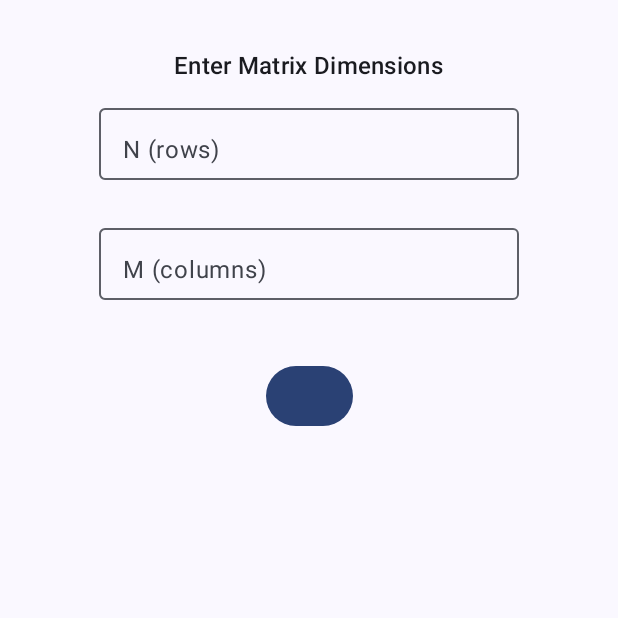
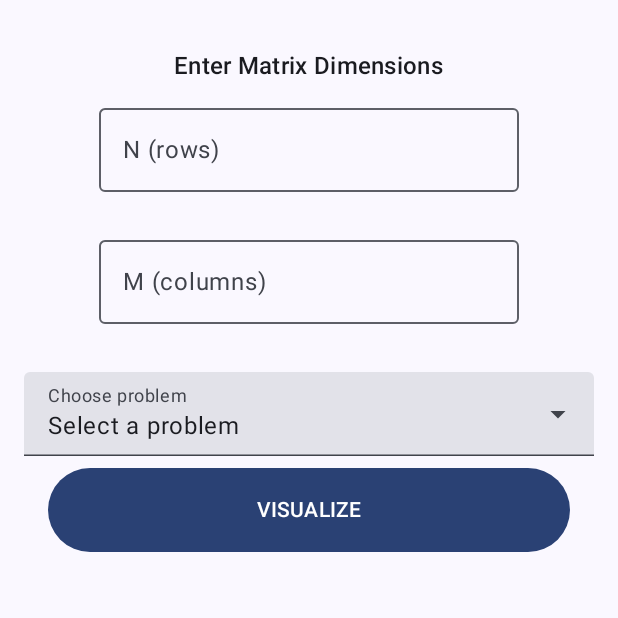
Before and after one commit to mantisbayne/LeetcodeCompose, an Android app built with Jetpack Compose: the composable MatrixScreenContent shown on its own in the app's theme, on a phone screen of 412 x 824 dp, the top half of it. Run offline under Robolectric (Android 15) with nearby library versions, the phone set to English and light mode, and no system bars; our stand-ins replace Dagger/Hilt's generated code.

Commit message:
json matrix

```diff
--- a/app/src/main/java/com/mantisbayne/leetcodecompose/screen/matrix_builder/MatrixScreen.kt
+++ b/app/src/main/java/com/mantisbayne/leetcodecompose/screen/matrix_builder/MatrixScreen.kt
@@ -5,13 +5,15 @@ import androidx.compose.foundation.layout.Arrangement
 import androidx.compose.foundation.layout.Column
 import androidx.compose.foundation.layout.Spacer
 import androidx.compose.foundation.layout.fillMaxSize
+import androidx.compose.foundation.layout.fillMaxWidth
 import androidx.compose.foundation.layout.height
 import androidx.compose.foundation.layout.padding
+import androidx.compose.foundation.text.KeyboardOptions
 import androidx.compose.material3.Button
-import androidx.compose.material3.DropdownMenu
 import androidx.compose.material3.DropdownMenuItem
 import androidx.compose.material3.ExperimentalMaterial3Api
 import androidx.compose.material3.ExposedDropdownMenuBox
+import androidx.compose.material3.ExposedDropdownMenuDefaults
 import androidx.compose.material3.MaterialTheme
 import androidx.compose.material3.OutlinedTextField
 import androidx.compose.material3.Scaffold
@@ -25,6 +27,7 @@ import androidx.compose.runtime.saveable.rememberSaveable
 import androidx.compose.runtime.setValue
 import androidx.compose.ui.Alignment
 import androidx.compose.ui.Modifier
+import androidx.compose.ui.text.input.KeyboardType
 import androidx.compose.ui.unit.dp
 import androidx.hilt.navigation.compose.hiltViewModel
 import androidx.lifecycle.compose.collectAsStateWithLifecycle
@@ -41,14 +44,15 @@ fun MatrixScreen(
     Scaffold(
         topBar = {
             TopAppBar(
-                { Text("Matrix Transformer") }
+                { Text("Matrix Transformer", modifier = Modifier.fillMaxWidth()) }
             )
         }
     ) { innerPadding ->
         // loading and error handling go here
         MatrixScreenContent(
             Modifier.padding(innerPadding),
-            state
+            state,
+            viewModel::handleIntent
         )
     }
 
@@ -79,7 +83,7 @@ fun MatrixScreenContent(
         )
 
         OutlinedTextField(
-            modifier = Modifier.height(56.dp),
+            modifier = Modifier,
             value = rowInput,
             onValueChange = {
                 rowInput = it
@@ -90,17 +94,17 @@ fun MatrixScreenContent(
             placeholder = {
                 Text("Enter number of rows")
             },
-            textStyle = MaterialTheme.typography.bodyLarge
+            textStyle = MaterialTheme.typography.bodyLarge,
+            keyboardOptions = KeyboardOptions(keyboardType = KeyboardType.Number)
         )
 
         Spacer(Modifier.height(8.dp))
 
         OutlinedTextField(
-            modifier = Modifier.height(56.dp),
+            modifier = Modifier,
             value = colInput,
             onValueChange = {
                 colInput = it
-                // update cols in state
             },
             label = {
                 Text("M (columns)", style = MaterialTheme.typography.bodyLarge)
@@ -108,33 +112,37 @@ fun MatrixScreenContent(
             placeholder = {
                 Text("Enter number of columns")
             },
-            textStyle = MaterialTheme.typography.bodyLarge
+            textStyle = MaterialTheme.typography.bodyLarge,
+            keyboardOptions = KeyboardOptions(keyboardType = KeyboardType.Number)
         )
 
         Spacer(Modifier.height(16.dp))
 
+        // Dropdown
         ExposedDropdownMenuBox(
             expanded = expanded,
             onExpandedChange = { expanded = !expanded }
         ) {
+            TextField(
+                value = state.currentSelectedProblem.name.ifBlank { "Select a problem" },
+                onValueChange = {},
+                readOnly = true,
+                label = { Text("Choose problem") },
+                trailingIcon = { ExposedDropdownMenuDefaults.TrailingIcon(expanded = expanded) },
+                modifier = Modifier
+                    .fillMaxWidth()
+            )
+
             ExposedDropdownMenu(
-                modifier = Modifier.padding(16.dp),
                 expanded = expanded,
-                onDismissRequest = {
-                    expanded = !expanded
-                }
+                onDismissRequest = { expanded = false }
             ) {
                 state.menuItems.forEach { problemItem ->
                     DropdownMenuItem(
-                        text = { Text(problemItem) },
+                        text = { Text(problemItem.name) },
                         onClick = {
-                            onIntent(
-                                MatrixEvent.BuildMatrix(
-                                    rowInput.toInt(),
-                                    colInput.toInt(),
-                                    problemItem
-                                )
-                            )
+                            onIntent(MatrixEvent.UpdateCurrentProblem(problemItem))
+                            expanded = false
                         }
                     )
                 }
@@ -150,15 +158,19 @@ fun MatrixScreenContent(
         }
 
         Button(
+            modifier = Modifier.fillMaxWidth().height(56.dp).padding(horizontal = 16.dp),
             onClick = {
                 onIntent(
                     MatrixEvent.BuildMatrix(
                         rowInput.toInt(),
                         colInput.toInt(),
-                        problemItem
+                        state.currentSelectedProblem
                     )
                 )
             }
-        ) { }
+        ) {
+            Text("VISUALIZE",
+                style = MaterialTheme.typography.labelLarge)
+        }
     }
 }
```
Also changed, not shown: app/src/main/assets/matrix.json (added, +7 -0 lines), app/src/main/java/com/mantisbayne/leetcodecompose/screen/matrix_builder/MatrixViewModel.kt (+34 -3 lines).
